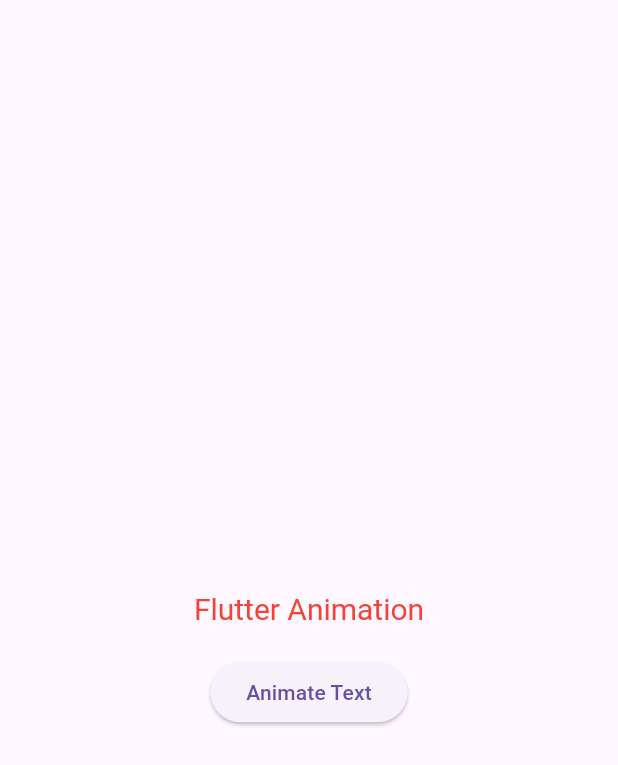
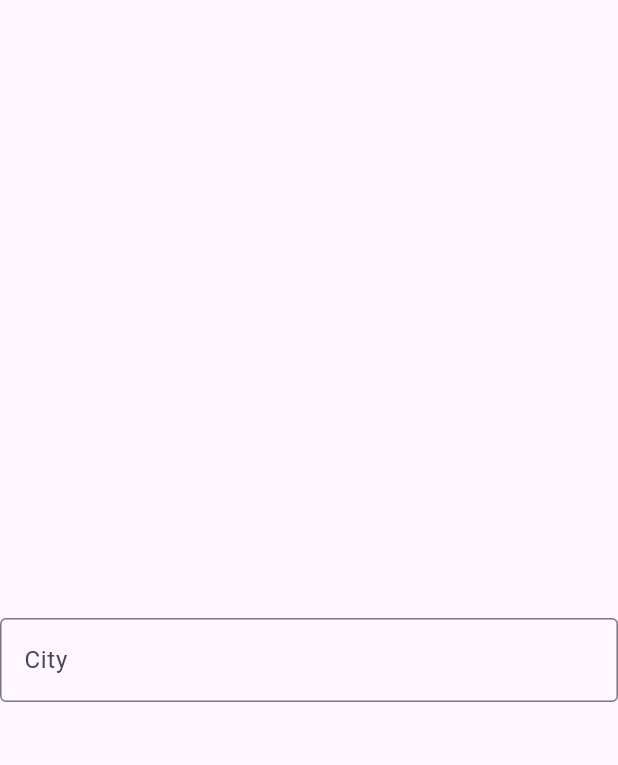
Before and after one commit to IkramulHasanTanvir/FlutterPackages, a Flutter app: the screen it shows after launch, on a phone screen of 412 x 824 dp. Shown: the top 765 px of the screen. Run offline on Flutter 3.47's test engine with Material 3 defaults, Android fonts, the phone set to English and light mode, and no system bars.

Commit message:
Autocomplete widgets

```diff
--- a/lib/animated_default_text_style_widget.dart
+++ /dev/null
@@ -1,44 +0,0 @@
-import 'package:flutter/material.dart';
-
-class AnimatedDefaultTextStyleWidget extends StatefulWidget {
-  const AnimatedDefaultTextStyleWidget({super.key});
-
-  @override
-  State<AnimatedDefaultTextStyleWidget> createState() => _AnimatedDefaultTextStyleWidgetState();
-}
-
-class _AnimatedDefaultTextStyleWidgetState extends State<AnimatedDefaultTextStyleWidget> {
-
-  bool _isLarge = false;
-
-
-  @override
-  Widget build(BuildContext context) {
-    return Center(
-      child: Column(
-        mainAxisAlignment: MainAxisAlignment.center,
-        children: [
-          AnimatedDefaultTextStyle(
-            duration: const Duration(seconds: 1),
-            style: TextStyle(
-              fontSize: _isLarge ? 40 : 20,
-              color: _isLarge ? Colors.blue : Colors.red,
-              fontWeight: _isLarge ? FontWeight.bold : FontWeight.normal,
-            ),
-            child: const Text("Flutter Animation"),
-          ),
-          const SizedBox(height: 20),
-          ElevatedButton(
-            onPressed: () {
-              setState(() {
-                _isLarge = !_isLarge;
-              });
-            },
-            child: const Text("Animate Text"),
-          ),
-        ],
-      ),
-    );
-  }
-
-}
--- /dev/null
+++ b/lib/autocomplete_widget.dart
@@ -0,0 +1,53 @@
+import 'package:flutter/material.dart';
+
+class AutocompleteWidget extends StatefulWidget {
+  const AutocompleteWidget({super.key});
+
+  @override
+  State<AutocompleteWidget> createState() => _AutocompleteWidgetState();
+}
+
+class _AutocompleteWidgetState extends State<AutocompleteWidget> {
+
+  final List<String> _cities = [
+    'New York', 'Los Angeles', 'Chicago', 'Houston', 'Phoenix', 'Philadelphia',
+    'San Antonio', 'San Diego', 'Dallas', 'San Jose'
+  ];
+
+
+  @override
+  Widget build(BuildContext context) {
+    return Center(
+      child: Autocomplete<String>(
+        optionsBuilder: (TextEditingValue textEditingValue) {
+          return _cities.where((city) => city.toLowerCase().contains(textEditingValue.text.toLowerCase()));
+        },
+        fieldViewBuilder: (context, controller, focusNode, onFieldSubmitted) {
+          return TextField(
+            controller: controller,
+            focusNode: focusNode,
+            decoration: const InputDecoration(
+              labelText: 'City',
+              border: OutlineInputBorder(),
+            ),
+          );
+        },
+        optionsViewBuilder: (context, onSelected, options) {
+          return Material(
+            child: ListView.builder(
+              itemCount: options.length,
+              itemBuilder: (context, index) {
+                final String option = options.elementAt(index);
+                return ListTile(
+                  title: Text(option),
+                  onTap: () => onSelected(option),
+                );
+              },
+            ),
+          );
+        },
+      ),
+    );
+  }
+
+}
--- a/lib/home_screen.dart
+++ b/lib/home_screen.dart
@@ -1,5 +1,5 @@
 import 'package:flutter/material.dart';
-import 'package:flutter_packages/animated_default_text_style_widget.dart';
+import 'package:flutter_packages/autocomplete_widget.dart';
 
 class HomeScreen extends StatelessWidget {
   const HomeScreen({super.key});
@@ -8,7 +8,7 @@ class HomeScreen extends StatelessWidget {
   Widget build(BuildContext context) {
     return  Scaffold(
       appBar: AppBar(),
-      body: const AnimatedDefaultTextStyleWidget(),
+      body: const AutocompleteWidget(),
     );
   }
 }
```
